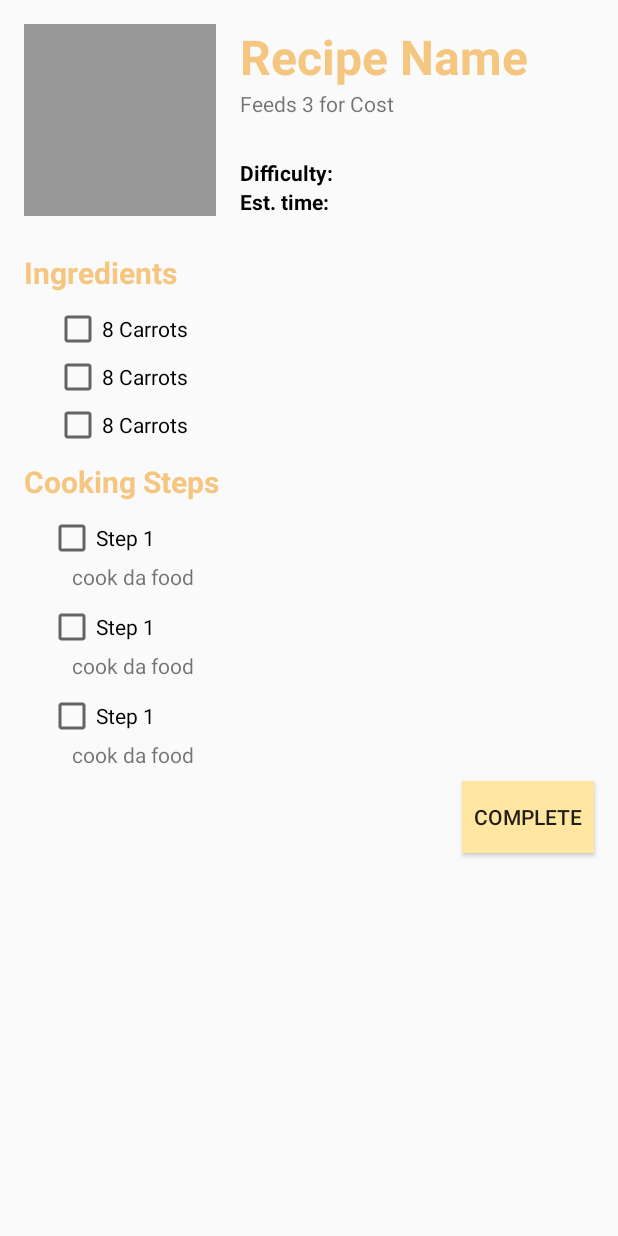
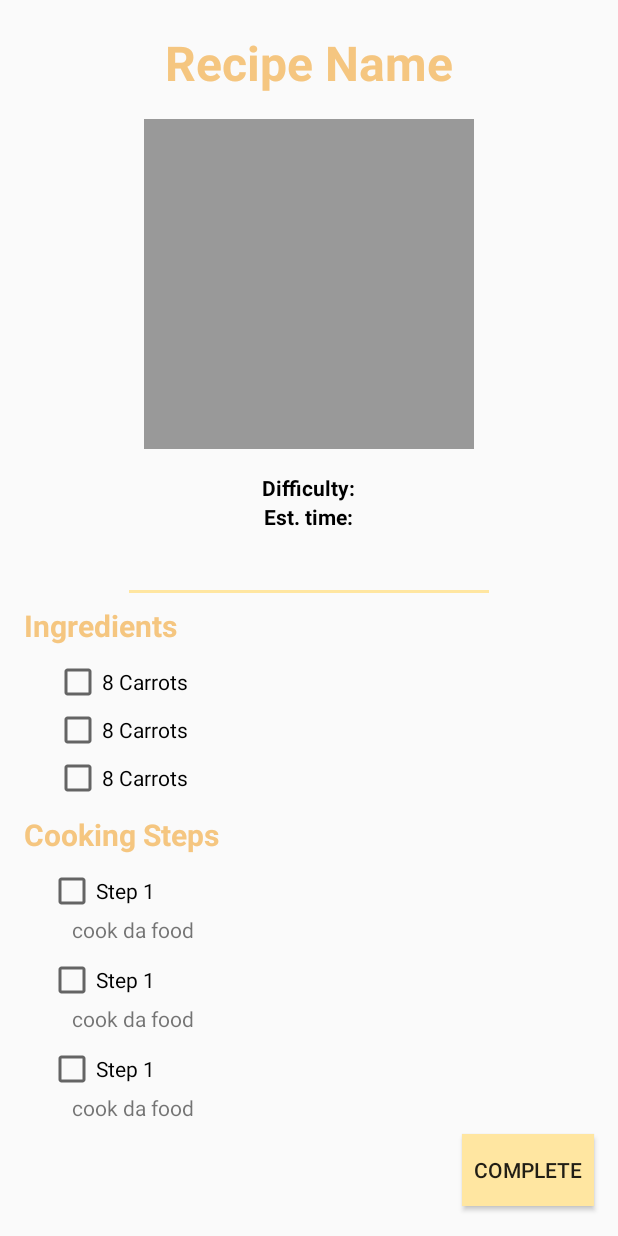
Before and after one commit to SorenAlex/CookingApp, an Android app: the layout activity_detailed_recipe.xml on its own in the app's theme, with its tools: preview values and no code run, on a phone screen of 412 x 824 dp. Run offline under Robolectric (Android 15) with nearby library versions, the light colour scheme and no system bars.

Commit message:
Altered detailed recipe page frontend layout. Implemented recipe description.

```diff
--- a/app/src/main/java/com/example/cookingapp/AppRoomDatabase.kt
+++ b/app/src/main/java/com/example/cookingapp/AppRoomDatabase.kt
@@ -57,6 +57,7 @@ public abstract class AppRoomDatabase : RoomDatabase() {
             recipe = Recipe("Banana Bread")
             recipe.feedNumber = 2
             recipe.difficulty = "Easy"
+            recipe.description="Banana bread made right. No fire alarms, no tragic banana sandwich. Just wholesome banana bread and happiness."
             recipe.ingredients = "2 cups all-purpose flour_/1 tsp baking soda_/1/4 tsp salt_/1/2 cup unsalted butter at room temperature_/3/4 cup dark brown sugar_/2 large eggs, at room temperature_/4 bananas(mashed)_/1 tsp pure vanilla extract"
             recipe.imageTag = "bananabread"
             recipe.steps = "Preheat the oven to 350°F (177°C)._/Grease a 9×5-inch loaf pan or coat with nonstick spray. Set aside._/Whisk the flour, baking soda and salt together in a large bowl. These are the dry ingredients._/Mix the butter and brown sugar together in another large bowl until smooth and creamy._/Add the eggs one at a time, mixing well after each addition._/Add mashed bananas and vanilla extract, mixing until well combined._/Gradually add the dry ingredients into the wet ingredients until no flour pockets remain but do not overmix._/Spoon the batter into the prepared baking pan and bake for 60-65 minutes. Loosely cover the bread with aluminum foil after 30 minutes to help prevent the top and sides from getting too brown._/Remove from the oven and allow the banana bread to cool completely."
--- a/app/src/main/java/com/example/cookingapp/DetailedRecipeActivity.kt
+++ b/app/src/main/java/com/example/cookingapp/DetailedRecipeActivity.kt
@@ -20,6 +20,7 @@ class DetailedRecipeActivity : AppCompatActivity() {
         super.onCreate(savedInstanceState)
         setContentView(R.layout.activity_detailed_recipe)
 
+        val description = intent.getStringExtra("description")
         val name = intent.getStringExtra("name")
         val imageTag = intent.getStringExtra("imageTag")
         val feedNumber = intent.getIntExtra("feedNumber", 1)
@@ -30,9 +31,9 @@ class DetailedRecipeActivity : AppCompatActivity() {
         val stepsString = intent.getStringExtra("steps")
 
         text_detail_recipe_name.text = name
-        text_detail_recipe_desc.text = "Feeds ${feedNumber} for ${cost}"
-        text_detail_recipe_difficulty.text = "${difficulty} Difficulty"
-        text_detail_recipe_prep_time.text = "Takes ${prepTime} mins"
+        text_detail_recipe_desc.text = description
+        text_detail_recipe_difficulty.text = "Difficulty: ${difficulty}"
+        text_detail_recipe_prep_time.text = "Est. Time: ${prepTime} mins"
 
         val mRecipeImage: ImageView = findViewById(R.id.recipe_image_detailed)
         val packImage = ContextCompat.getDrawable(this, getDrawableIdByName(imageTag))
--- a/app/src/main/java/com/example/cookingapp/MainActivity.kt
+++ b/app/src/main/java/com/example/cookingapp/MainActivity.kt
@@ -70,6 +70,7 @@ class MainActivity : AppCompatActivity() {
 
         recipeAdapter.onItemClick = {recipe ->
             val intent = Intent(this@MainActivity, DetailedRecipeActivity::class.java)
+            intent.putExtra("description",recipe.description)
             intent.putExtra("name",recipe.name)
             intent.putExtra("imageTag",recipe.imageTag)
             intent.putExtra("feedNumber",recipe.feedNumber)
--- a/app/src/main/java/com/example/cookingapp/recipe/Recipe.kt
+++ b/app/src/main/java/com/example/cookingapp/recipe/Recipe.kt
@@ -18,6 +18,8 @@ data class Recipe(
 
     var prepTimeMin: Int = 50,
 
+    var description: String = "Placeholder",
+
     var isFavourite: Boolean = false,
 
     var isComplete: Boolean = false,
--- a/app/src/main/java/com/example/cookingapp/recipe/RecipeAdapter.kt
+++ b/app/src/main/java/com/example/cookingapp/recipe/RecipeAdapter.kt
@@ -65,7 +65,7 @@ class RecipeAdapter internal constructor(
             val current = recipes[position-1]
 
             holder.mRecipeName.text = current.name
-            holder.mRecipeDesc.text = "Feeds ${current.feedNumber} for $${current.cost}"
+            holder.mRecipeDesc.text = current.description
             holder.mRecipeDifficulty.text = "Difficulty: ${current.difficulty}"
             holder.mRecipeTime.text = "Est. Time: ${current.prepTimeMin} min"
 
--- a/app/src/main/res/layout/activity_detailed_recipe.xml
+++ b/app/src/main/res/layout/activity_detailed_recipe.xml
@@ -11,29 +11,12 @@
         android:orientation="vertical">
 
         <LinearLayout
-            android:layout_width="match_parent"
+            android:layout_width="wrap_content"
             android:layout_height="wrap_content"
-            android:orientation="horizontal">
-
-            <ImageView
-                android:id="@+id/recipe_image_detailed"
-                android:layout_width="128dp"
-                android:layout_height="128dp"
-                android:layout_margin="16dp"
-                android:background="#999" />
-
-            <LinearLayout
-                android:layout_width="0dp"
-                android:layout_height="match_parent"
-                android:layout_weight="3"
+            android:layout_gravity="center_horizontal"
+            android:gravity="center_horizontal"
             android:orientation="vertical"
-                android:paddingTop="16dp"
-                android:paddingRight="16dp"
-                android:paddingBottom="16dp">
-
-                <RelativeLayout
-                    android:layout_width="match_parent"
-                    android:layout_height="match_parent">
+            android:padding="20dp">
 
             <TextView
                 android:id="@+id/text_detail_recipe_name"
@@ -41,37 +24,48 @@
                 android:layout_height="wrap_content"
                 android:text="Recipe Name"
                 android:textColor="#f5c680"
-                        android:textStyle="bold"
-                        android:textSize="32sp" />
+                android:textSize="32sp"
+                android:textStyle="bold" />
 
-                    <TextView
-                        android:id="@+id/text_detail_recipe_desc"
-                        android:layout_width="wrap_content"
-                        android:layout_height="wrap_content"
-                        android:layout_below="@id/text_detail_recipe_name"
-                        android:text="Feeds 3 for Cost" />
+            <ImageView
+                android:id="@+id/recipe_image_detailed"
+                android:layout_width="220dp"
+                android:layout_height="220dp"
+                android:layout_margin="16dp"
+                android:background="#999" />
 
             <TextView
                 android:id="@+id/text_detail_recipe_difficulty"
                 android:layout_width="wrap_content"
                 android:layout_height="wrap_content"
                 android:layout_above="@id/text_detail_recipe_prep_time"
+                android:text="Difficulty:"
                 android:textColor="#000"
-                        android:textStyle="bold"
-                        android:text="Difficulty:" />
+                android:textStyle="bold" />
 
             <TextView
                 android:id="@+id/text_detail_recipe_prep_time"
                 android:layout_width="wrap_content"
                 android:layout_height="wrap_content"
                 android:layout_alignParentBottom="true"
+                android:text="Est. time:"
                 android:textColor="#000"
-                        android:textStyle="bold"
-                        android:text="Est. time:" />
-                </RelativeLayout>
+                android:textStyle="bold" />
+
+            <TextView
+                android:id="@+id/text_detail_recipe_desc"
+                android:layout_width="wrap_content"
+                android:layout_height="wrap_content"
+                android:layout_below="@id/text_detail_recipe_name"/>
+
         </LinearLayout>
 
-        </LinearLayout>
+        <com.google.android.material.tabs.TabLayout
+            android:id="@+id/tabs_avatar"
+            android:layout_width="240dp"
+            android:layout_gravity="center_horizontal"
+            android:layout_height="2dp"
+            android:background="#ffe6a1"/>
 
         <TextView
             android:textColor="#f5c680"
```
Lines whose indentation alone changed are shown as unchanged.
